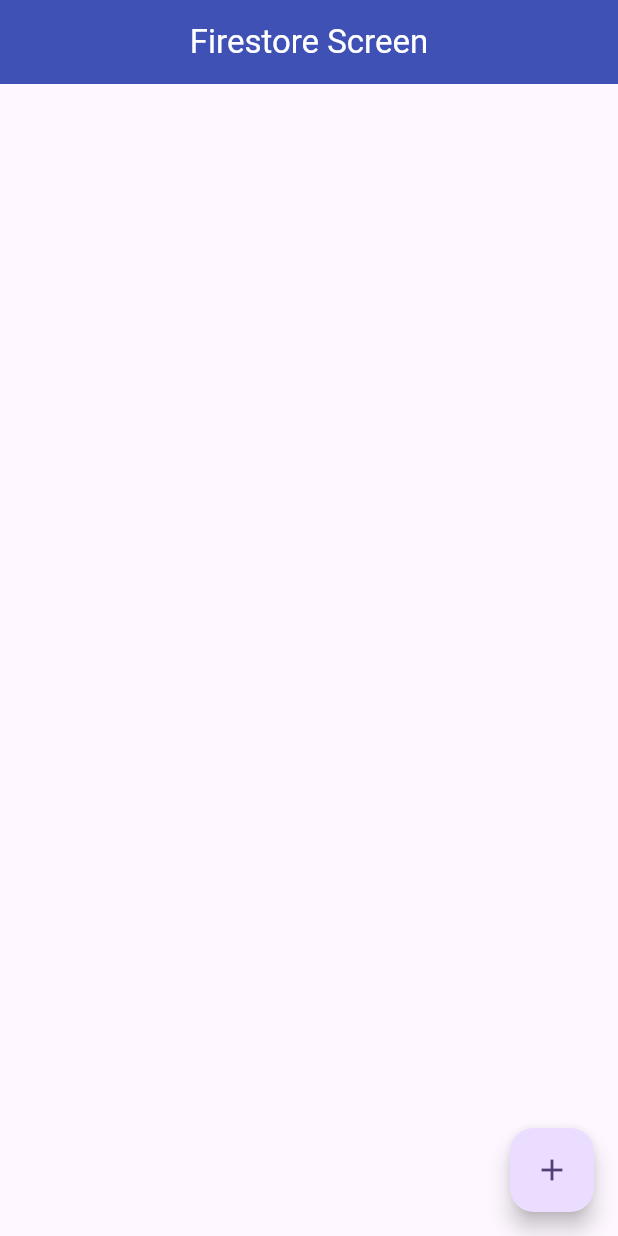
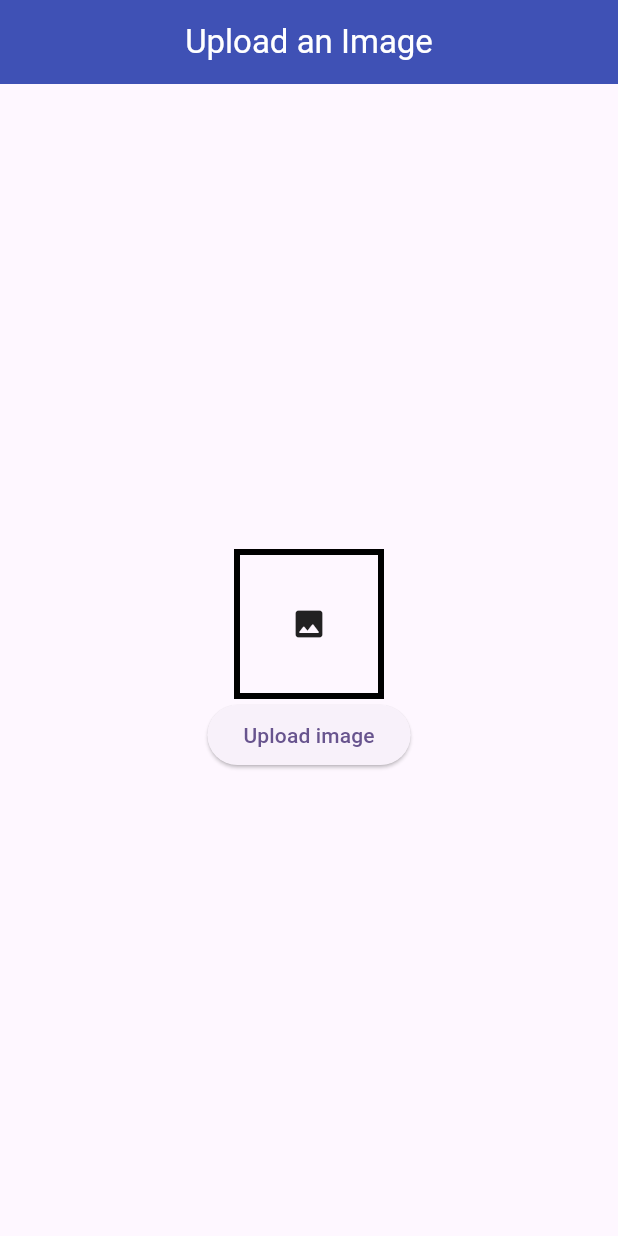
Before and after one commit to AdeelAhmadKhan36/firebase_application, a Flutter app: the screen it shows after launch, on a phone screen of 412 x 824 dp. Run offline on Flutter 3.47's test engine with Material 3 defaults, Android fonts, the phone set to English and light mode, and no system bars; our stand-ins replace cloud_firestore, firebase_auth, firebase_core, firebase_database, firebase_storage, fluttertoast and 2 more; accounts and stored records are empty.

Commit message:
Uploading Image to Firebase Storage from my FileManager

```diff
--- a/lib/Firestore Database/add_firestore.dart
+++ b/lib/Firestore Database/add_firestore.dart
@@ -1,6 +1,7 @@
 
 import 'package:cloud_firestore/cloud_firestore.dart';
 import 'package:firebase_application/Util/utils.dart';
+import 'package:firebase_database/firebase_database.dart';
 import 'package:flutter/cupertino.dart';
 import 'package:flutter/material.dart';
 
--- /dev/null
+++ b/lib/Upload_Image/upload_image.dart
@@ -0,0 +1,110 @@
+import 'dart:io';
+
+import 'package:cloud_firestore/cloud_firestore.dart';
+import 'package:firebase_application/Util/utils.dart';
+import 'package:firebase_database/firebase_database.dart';
+import 'package:firebase_storage/firebase_storage.dart' as firebase_storage;
+import 'package:flutter/material.dart';
+import 'package:image_picker/image_picker.dart';
+
+class FilePickScreen extends StatefulWidget {
+  const FilePickScreen({super.key});
+
+  @override
+  State<FilePickScreen> createState() => _FilePickScreenState();
+}
+
+class _FilePickScreenState extends State<FilePickScreen> {
+  bool isLoading = false;
+  firebase_storage.FirebaseStorage storage =
+      firebase_storage.FirebaseStorage.instance;
+  final databaseRef = FirebaseDatabase.instance.ref('Posts');
+
+  File? _image;
+  final picker = ImagePicker();
+  Future GetImage() async {
+    final pickfile =
+        await picker.pickImage(source: ImageSource.gallery, imageQuality: 80);
+
+    if (pickfile != null) {
+      _image = File(pickfile.path);
+    } else {
+      print("No Image has been picked ");
+    }
+  }
+
+  @override
+  Widget build(BuildContext context) {
+    return Scaffold(
+      appBar: AppBar(
+        title: const Text('Upload an Image',
+            style: TextStyle(color: Colors.white)),
+        centerTitle: true,
+        backgroundColor: Colors.indigo,
+      ),
+      body: Column(
+        mainAxisAlignment: MainAxisAlignment.center,
+        children: [
+          Center(
+            child: GestureDetector(
+              onTap: () {
+                print('Clicked');
+                GetImage();
+              },
+              child: Container(
+                height: 100,
+                width: 100,
+                child: _image != null
+                    ? Image.file(_image!.absolute)
+                    : Icon(Icons.image_rounded),
+                decoration: BoxDecoration(
+                    border: Border.all(color: Colors.black, width: 4)),
+              ),
+            ),
+          ),
+          ElevatedButton(
+              onPressed: () async {
+                setState(() {
+                  isLoading = true;
+                });
+
+                firebase_storage.Reference ref =
+                firebase_storage.FirebaseStorage.instance.ref('/asiftaj/'+DateTime.now().millisecondsSinceEpoch.toString());
+                firebase_storage.UploadTask uploadTask = ref.putFile(_image!.absolute);
+
+
+
+                Future.value(uploadTask).then((value)async{
+
+                  var newUrl = await ref.getDownloadURL();
+
+                  databaseRef.child('1').set({
+                    'id' : '1212' ,
+                    'title' : newUrl.toString()
+                  }).then((value){
+                    setState(() {
+                      isLoading = false ;
+                    });
+                    Utils().toastMessage('uploaded');
+
+                  }).onError((error, stackTrace){
+                    print(error.toString());
+                    setState(() {
+                      isLoading = false ;
+                    });
+                  });
+                }).onError((error, stackTrace){
+                  Utils().toastMessage(error.toString());
+                  setState(() {
+                    isLoading = false ;
+                  });
+                });
+              },
+              child: isLoading
+                  ? CircularProgressIndicator()
+                  : Text('Upload image'))
+        ],
+      ),
+    );
+  }
+}
--- a/lib/main.dart
+++ b/lib/main.dart
@@ -1,5 +1,6 @@
 import 'package:firebase_application/Firestore%20Database/firestore_screen.dart';
 import 'package:firebase_application/Realtime_%20Database/posts/post_screen.dart';
+import 'package:firebase_application/Upload_Image/upload_image.dart';
 import 'package:firebase_application/firebase_options.dart';
 import 'package:firebase_application/home.dart';
 import 'package:firebase_core/firebase_core.dart';
@@ -27,7 +28,7 @@ class MyApp extends StatelessWidget {
         colorScheme: ColorScheme.fromSeed(seedColor: Colors.deepPurple),
         useMaterial3: true,
       ),
-      home: const Firestore_Screen(),
+      home: const FilePickScreen(),
     );
   }
 }
--- a/pubspec.yaml
+++ b/pubspec.yaml
@@ -41,6 +41,7 @@ dependencies:
   firebase_auth: ^4.17.4
   fluttertoast: ^8.2.4
   cloud_firestore: ^4.15.5
+  image_picker: ^1.0.7
   get: ^4.6.6
 
 dev_dependencies:
```
Also changed, not shown: pubspec.lock, 1 other file.
